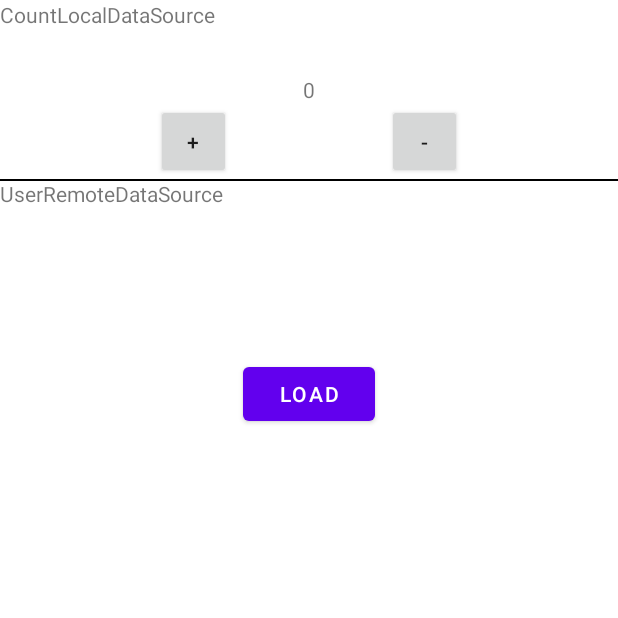
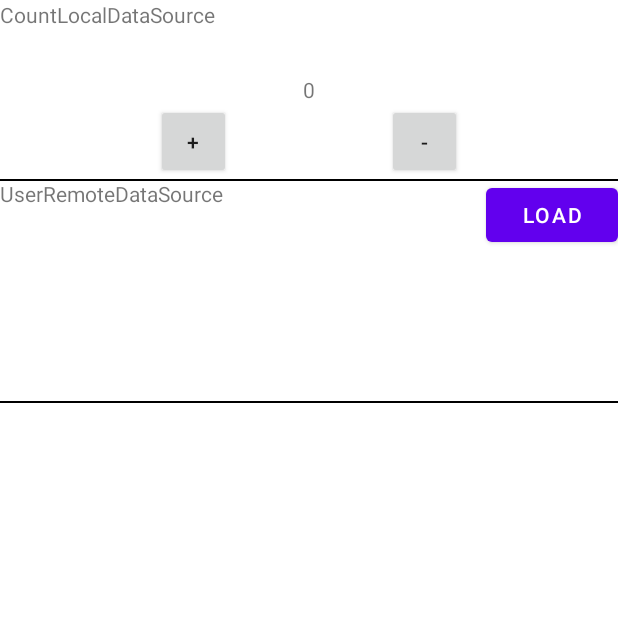
Before and after one commit to HYUNJUNEPARK/MVVM-Repository, an Android app: the screen it shows after launch (MainActivity), on a phone screen of 412 x 824 dp, the top half of it. Run offline under Robolectric (Android 15) with nearby library versions, the phone set to English and light mode, and no system bars; our stand-ins replace data binding.

```diff
--- a/SimpleCounter/app/src/main/res/layout/activity_main.xml
+++ b/SimpleCounter/app/src/main/res/layout/activity_main.xml
@@ -4,6 +4,7 @@
     xmlns:tools="http://schemas.android.com/tools">
 
     <data>
+
         <variable
             name="countViewModel"
             type="com.june.simplecounter.ui_layer.CountViewModel" />
@@ -73,6 +74,7 @@
             app:layout_constraintTop_toBottomOf="@id/countLayout" />
 
         <androidx.constraintlayout.widget.ConstraintLayout
+            android:id="@+id/userInfoLayout"
             android:layout_width="match_parent"
             android:layout_height="wrap_content"
             app:layout_constraintEnd_toEndOf="parent"
@@ -91,27 +93,34 @@
                 android:id="@+id/button"
                 android:layout_width="wrap_content"
                 android:layout_height="wrap_content"
+                android:onClick="@{()->userInfoViewModel.fetchUserInfo()}"
                 android:text="load"
-                android:onClick="@{()->userInfoViewModel.fetchUserInfo()}"
-                app:layout_constraintBottom_toBottomOf="parent"
+                app:layout_constraintEnd_toEndOf="parent"
+                app:layout_constraintTop_toTopOf="parent" />
+
+            <ScrollView
+                android:layout_width="match_parent"
+                android:layout_height="100dp"
                 app:layout_constraintEnd_toEndOf="parent"
                 app:layout_constraintStart_toStartOf="parent"
-                app:layout_constraintTop_toBottomOf="@id/tv1" />
+                app:layout_constraintTop_toBottomOf="@id/button">
 
-            <ScrollView
-                app:layout_constraintTop_toBottomOf="@id/button"
-                app:layout_constraintStart_toStartOf="parent"
-                app:layout_constraintEnd_toEndOf="parent"
-                android:layout_width="match_parent"
-                android:layout_height="100dp">
                 <TextView
-                    android:text="@{userInfoViewModel.userInfo.toString()}"
                     android:layout_width="match_parent"
-                    android:layout_height="match_parent"/>
+                    android:layout_height="match_parent"
+                    android:text="@{userInfoViewModel.userInfo.toString()}" />
             </ScrollView>
 
         </androidx.constraintlayout.widget.ConstraintLayout>
 
+        <View
+            android:layout_width="match_parent"
+            android:layout_height="1dp"
+            android:background="@color/black"
+            app:layout_constraintEnd_toEndOf="parent"
+            app:layout_constraintStart_toStartOf="parent"
+            app:layout_constraintTop_toBottomOf="@id/userInfoLayout" />
+
 
     </androidx.constraintlayout.widget.ConstraintLayout>
 </layout>
```
Also changed, not shown: 1 other file.
